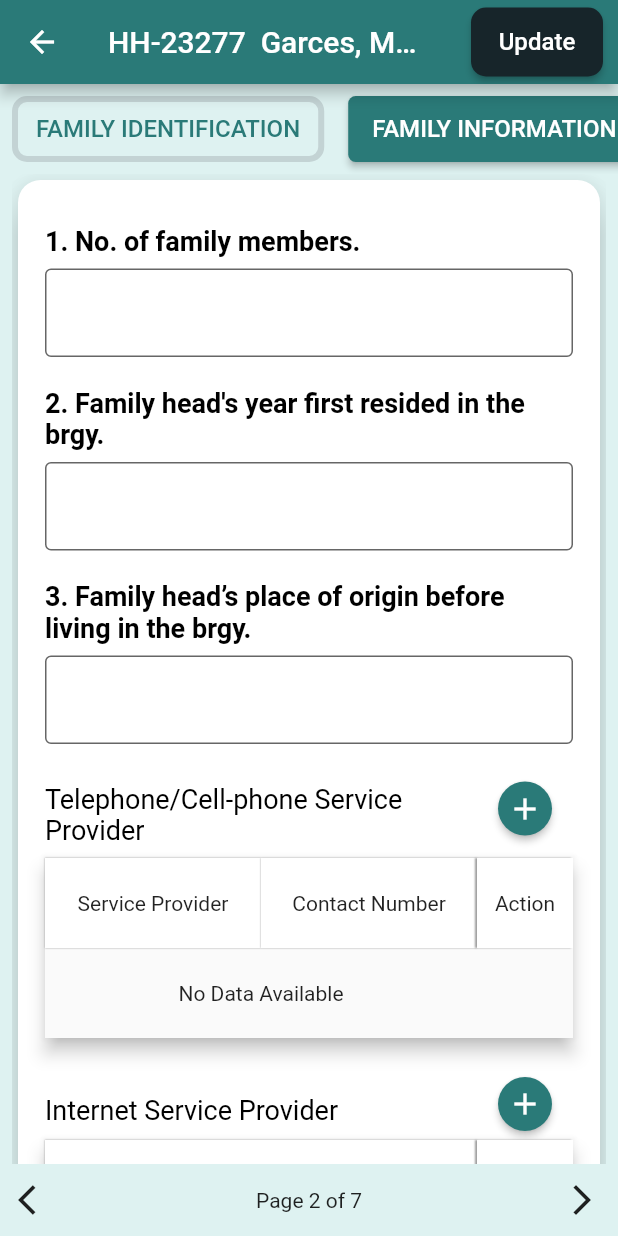
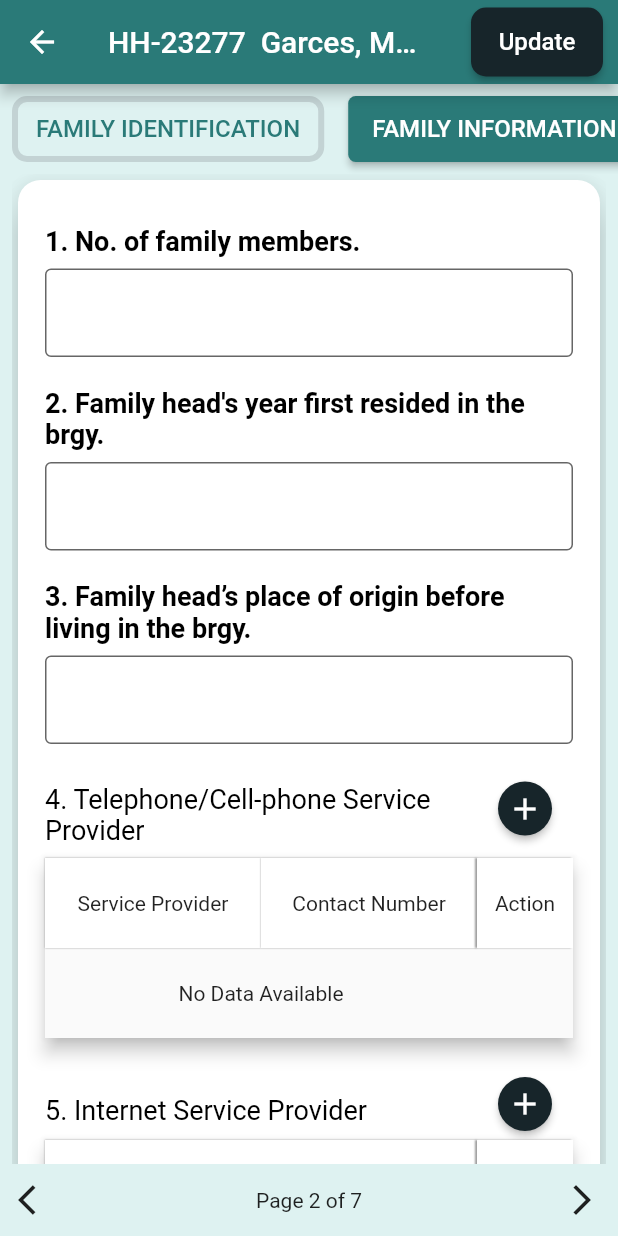
Before and after one commit to marklouis123/bmis_final, a Flutter app: the screen it shows after launch, after a tap on "FAMILY INFORMATION", on a phone screen of 412 x 824 dp. Run offline on Flutter 3.47's test engine with Material 2 defaults, Android fonts, the phone set to English and light mode, and no system bars; drawn by our look-alikes of scroll_to_index; our stand-ins replace getwidget, hive, multi_select_flutter; missing offline and left inert: dart:ffi; accounts and stored records are empty.

Commit message:
1st commit 6-25-23

```diff
--- a/lib/config/householdConfig.dart
+++ b/lib/config/householdConfig.dart
@@ -305,7 +305,7 @@ Map setup = {
         {
           "parent_key": "family_information",
           "key": "phones",
-          "label": "Telephone/Cell-phone Service Provider",
+          "label": "4. Telephone/Cell-phone Service Provider",
           "hint_text": "Telephone/Cell-phone Service Provider",
           "data_type": "multi_entry",
           "question": "4. Telephone/Cell-phone Service Provider.",
@@ -343,7 +343,7 @@ Map setup = {
         {
           "parent_key": "family_information",
           "key": "internet_providers",
-          "label": "Internet Service Provider",
+          "label": "5. Internet Service Provider",
           "hint_text": "Internet Service Provider",
           "data_type": "multi_entry",
           "question": "5. Internet Service Provider.",
@@ -369,7 +369,7 @@ Map setup = {
         {
           "parent_key": "family_information",
           "key": "serviceable_vehicles",
-          "label": "Type and number of serviceable vehicle owned",
+          "label": "6. Type and number of serviceable vehicle owned",
           "hint_text": "Type and number of serviceable vehicle owned",
           "data_type": "multi_entry",
           "question": "6.Type and number of serviceable vehicle owned.",
@@ -407,7 +407,7 @@ Map setup = {
         {
           "parent_key": "family_information",
           "key": "serviceable_appliances",
-          "label": "Type and number of serviceable appliances owned",
+          "label": "7. Type and number of serviceable appliances owned",
           "hint_text": "Type and number of serviceable appliances owned",
           "data_type": "multi_entry",
           "question": "7. Type and number of serviceable appliances owned.",
@@ -676,22 +676,22 @@ Map setup = {
           "question": "15. Toilet Facilities",
           "sublabel": "(Uri ng palikuran)",
           "options": [
-            "1.1 Owned, Pour/Flush type with septic tank",
-            "1.2 Owned, water-sealed, without sewage/septic tank",
-            "1.3 Owned, covered-pit w/ ventilation",
-            "1.4 Owned, Open-pit w/out ventilation",
-            "2.1 Shared, Pour/Flush type with septic tank",
-            "2.2 Shared, water-sealed, without sewage/septic tank",
-            "2.3 Shared, covered-pit w/ ventilation",
-            "2.4 Shared, Open-pit w/out ventilation",
-            "3.1 Public, Pour/Flush type with septic tank",
-            "3.2 Public, water-sealed, without sewage/septic tank",
-            "3.3 Public, covered-pit w/ ventilation",
-            "3.4 Public, Open-pit w/out ventilation",
-            "5 Without Toilet",
-            "6 Others (Pail system etc.)",
-            "7 Pour/Flush toilet connected to septic tank and sewerage system",
-            "8 Overhung Latrine"
+            "(1.1) Owned, Pour/Flush type with septic tank",
+            "(1.2) Owned, water-sealed, without sewage/septic tank",
+            "(1.3) Owned, covered-pit w/ ventilation",
+            "(1.4) Owned, Open-pit w/out ventilation",
+            "(2.1) Shared, Pour/Flush type with septic tank",
+            "(2.2) Shared, water-sealed, without sewage/septic tank",
+            "(2.3) Shared, covered-pit w/ ventilation",
+            "(2.4) Shared, Open-pit w/out ventilation",
+            "(3.1) Public, Pour/Flush type with septic tank",
+            "(3.2) Public, water-sealed, without sewage/septic tank",
+            "(3.3) Public, covered-pit w/ ventilation",
+            "(3.4) Public, Open-pit w/out ventilation",
+            "(5) Without Toilet",
+            "(6) Others (Pail system etc.)",
+            "(7) Pour/Flush toilet connected to septic tank and sewerage system",
+            "(8) Overhung Latrine"
           ],
           "conditional_fields": {},
           "initialValues": ""
@@ -1124,7 +1124,7 @@ Map setup = {
         {
           "parent_key": "agricultural_information",
           "key": "area_of_farmed_land",
-          "label": "Kabuuang laki ng lupang sinasaka at lugar:",
+          "label": "39. Kabuuang laki ng lupang sinasaka at lugar:",
           "hint_text": "",
           "data_type": "multi_entry",
           "question": "Kabuuang laki ng lupang sinasaka at lugar:",
@@ -1248,7 +1248,7 @@ Map setup = {
               "key": "land_area_per_product",
               "label": "Lawak ng lupa bawat pananim:",
               "hint_text": "",
-              "data_type": "",
+              "data_type": "number",
               "question": "42. Lawak ng lupa bawat pananim:",
               "sublabel": "",
               "options": [],
@@ -1287,7 +1287,7 @@ Map setup = {
               "data_type": "text",
               "question": "43. Lugar",
               "sublabel": "(Brgy/Mun/Prov)",
-              "options": ["Barangay", "Municipality", "Province"],
+              "options": [],
               "conditional_fields": {},
               "initialValues": ""
             }
@@ -1462,7 +1462,7 @@ Map setup = {
         {
           "parent_key": "fishery_and_nipa_production_information",
           "key": "fisheries_information",
-          "label": "Fisheries Information",
+          "label": "47. Fisheries Information",
           "hint_text": "",
           "data_type": "multi_entry",
           "question": "Fisheries Information",
@@ -1576,7 +1576,7 @@ Map setup = {
         {
           "parent_key": "fishery_and_nipa_production_information",
           "key": "fishing_vessel",
-          "label": "Fishing vessel",
+          "label": "48. Fishing vessel",
           "hint_text": "",
           "data_type": "multi_entry",
           "question": "48. Fishing vessel",
@@ -1790,7 +1790,7 @@ Map setup = {
             {
               "parent_key": "fishing_gear_classification",
               "key": "count",
-              "label": "",
+              "label": "Bilang",
               "hint_text": "Enter Text Here",
               "data_type": "number",
               "question": "Bilang",
--- a/lib/presentation/components/MultipleEntryField.dart
+++ b/lib/presentation/components/MultipleEntryField.dart
@@ -45,9 +45,6 @@ class MultipleEntryField extends StatelessWidget {
               ),
             ),
             ElevatedButton(
-              style: ElevatedButton.styleFrom(
-                  shape: const CircleBorder(),
-                  backgroundColor: Theme.of(context).primaryColor),
               onPressed: () {
                 showModalBottomSheet(
                     context: context,
@@ -65,8 +62,12 @@ class MultipleEntryField extends StatelessWidget {
                           ),
                         ));
               },
+              style: ElevatedButton.styleFrom(
+                shape: const CircleBorder(),
+                // backgroundColor: Theme.of(context).primaryColor),
+              ),
               child: const Icon(Icons.add),
-            ),
+            )
           ],
         ),
         Container(
@@ -371,7 +372,7 @@ class _AddDataFormState extends State<AddDataForm> {
                   children: [
                     OutlinedButton(
                       style: OutlinedButton.styleFrom(
-                          foregroundColor: Theme.of(context).colorScheme.error,
+                          // foregroundColor: Theme.of(context).colorScheme.error,
                           side: const BorderSide(
                               width: 1, color: Color(0xffff3333))),
                       child: const Text(
@@ -393,8 +394,8 @@ class _AddDataFormState extends State<AddDataForm> {
                         Navigator.pop(context);
                       },
                       style: ElevatedButton.styleFrom(
-                        backgroundColor: const Color(0xff2B7A78),
-                      ),
+                          backgroundColor: const Color(0xff2B7A78),
+                          ),
                       child: const Text(
                         'Save',
                         style: TextStyle(fontSize: 18),
--- a/lib/presentation/pages/UpdateHouseholdPage.dart
+++ b/lib/presentation/pages/UpdateHouseholdPage.dart
@@ -39,7 +39,7 @@ class UpdateHouseholdPage extends StatelessWidget {
                         const EdgeInsets.symmetric(vertical: 5, horizontal: 10),
                     child: ElevatedButton(
                       style: ElevatedButton.styleFrom(
-                        backgroundColor: const Color(0xff17252a),
+                      backgroundColor: const Color(0xff17252a),
                         minimumSize: const Size(88, 36),
                         padding: const EdgeInsets.symmetric(
                           horizontal: 16,
--- a/lib/widgets/add_contact_number_widget.dart
+++ b/lib/widgets/add_contact_number_widget.dart
@@ -52,7 +52,8 @@ class _AddContactNumberWidgetState extends State<AddContactNumberWidget> {
           },
           style: ElevatedButton.styleFrom(
             // margin: const EdgeInsets.only(top: 16.0),
-            minimumSize: const Size.fromHeight(50), backgroundColor: const Color(0xff2B7A78),
+            minimumSize: const Size.fromHeight(50),
+            backgroundColor: const Color(0xff2B7A78),
           ),
           child: const Text(
             'Add',
--- a/lib/widgets/field_widget.dart
+++ b/lib/widgets/field_widget.dart
@@ -81,7 +81,9 @@ class _FieldWidgetState extends State<FieldWidget> {
                                 ? TextInputType.number
                                 : widget.dataType == 'phone'
                                     ? TextInputType.phone
-                                    : TextInputType.text,
+                                    : widget.dataType == 'date'
+                                        ? TextInputType.datetime
+                                        : TextInputType.text,
                         inputFormatters: widget.dataType == 'number'
                             ? [
                                 FilteringTextInputFormatter.allow(
```
Also changed, not shown: pubspec.lock, 1 other file.
